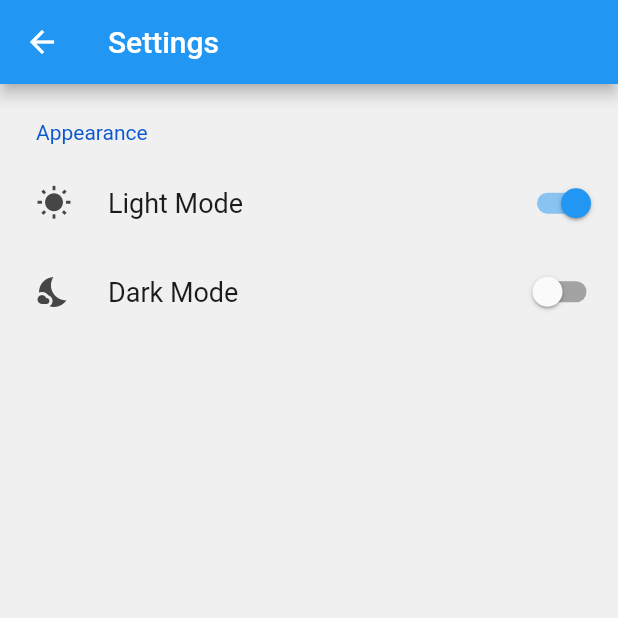
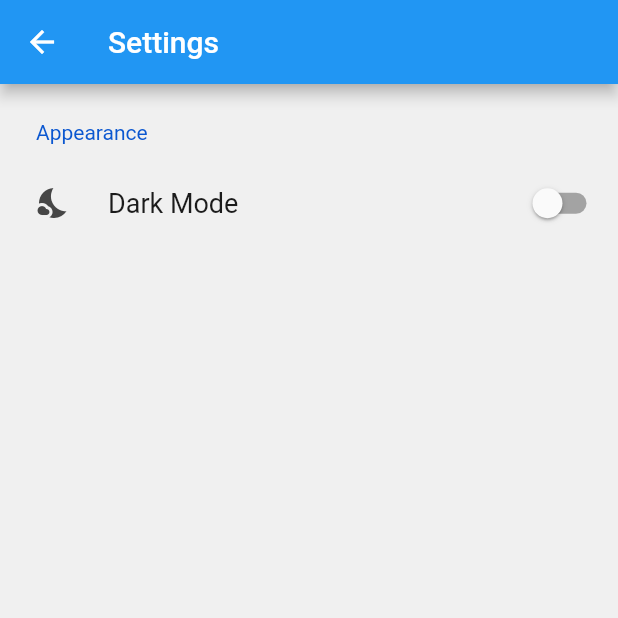
Before and after one commit to khatruong2009/flutter-budget, a Flutter app: the SettingsPage screen opened directly, on a phone screen of 412 x 824 dp, the top half of it. Run offline on Flutter 3.47's test engine with Material 2 defaults, Android fonts, the phone set to English and light mode, and no system bars; drawn by our look-alikes of settings_ui; our stand-ins replace fl_chart, shared_preferences; accounts and stored records are empty.

Commit message:
fix: fixed the dark mode and light mode toggle so that they share a single toggle

```diff
--- a/budget_app/lib/settings_page.dart
+++ b/budget_app/lib/settings_page.dart
@@ -21,23 +21,15 @@ class _SettingsPageState extends State<SettingsPage> {
             title: const Text('Appearance'),
             tiles: [
               SettingsTile.switchTile(
-                initialValue: true,
-                title: const Text('Light Mode'),
-                leading: const Icon(Icons.wb_sunny),
+                initialValue: _themeMode == ThemeMode.light,
+                title: Text(
+                    _themeMode == ThemeMode.light ? 'Light Mode' : 'Dark Mode'),
+                leading: Icon(_themeMode == ThemeMode.light
+                    ? Icons.wb_sunny
+                    : Icons.nights_stay),
                 onToggle: (bool value) {
                   setState(() {
-                    _themeMode = value ? ThemeMode.light : _themeMode;
-                    // Update the theme in your app & save to shared_preferences
-                  });
-                },
-              ),
-              SettingsTile.switchTile(
-                initialValue: false,
-                title: const Text('Dark Mode'),
-                leading: const Icon(Icons.nights_stay),
-                onToggle: (bool value) {
-                  setState(() {
-                    _themeMode = value ? ThemeMode.dark : _themeMode;
+                    _themeMode = value ? ThemeMode.light : ThemeMode.dark;
                     // Update the theme in your app & save to shared_preferences
                   });
                 },
```
